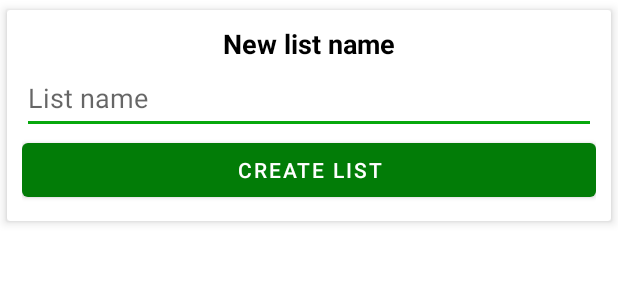
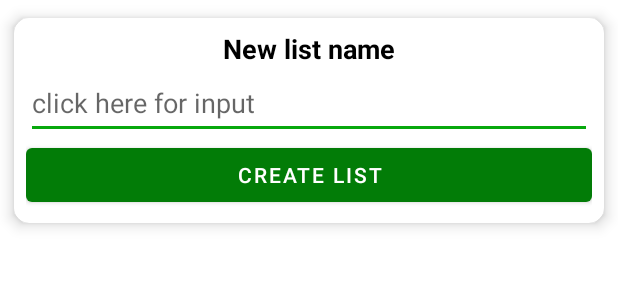
Before and after one commit to MesserA8/TargetShopping, an Android app: the layout new_list_dialog.xml on its own in the app's theme, with its tools: preview values and no code run, on a phone screen of 412 x 824 dp. Shown: the top 300 px of the screen. Run offline under Robolectric (Android 15) with nearby library versions, the phone set to English and light mode, and no system bars.

Commit message:
layouts and strings.xml updates

```diff
--- a/app/src/main/res/layout/delete_dialog.xml
+++ b/app/src/main/res/layout/delete_dialog.xml
@@ -48,7 +48,8 @@
             android:id="@+id/bDelete"
             android:layout_width="wrap_content"
             android:layout_height="wrap_content"
-            android:layout_marginEnd="2dp"
+            android:layout_marginStart="4dp"
+            android:layout_marginEnd="4dp"
             android:elevation="6dp"
             android:layout_weight="1"
             android:text="@string/delete_alert" />
@@ -57,7 +58,8 @@
             android:id="@+id/bCancel"
             android:layout_width="wrap_content"
             android:layout_height="wrap_content"
-            android:layout_marginStart="2dp"
+            android:layout_marginStart="4dp"
+            android:layout_marginEnd="4dp"
             android:elevation="6dp"
             android:layout_weight="1"
             android:text="@string/cancel_button" />
--- a/app/src/main/res/layout/new_list_dialog.xml
+++ b/app/src/main/res/layout/new_list_dialog.xml
@@ -11,14 +11,15 @@
         app:layout_constraintEnd_toEndOf="parent"
         app:layout_constraintStart_toStartOf="parent"
         app:layout_constraintTop_toTopOf="parent"
-        app:cardElevation="4dp"
+        app:cardElevation="6dp"
+        app:cardCornerRadius="10dp"
         app:cardUseCompatPadding="true">
 
         <LinearLayout
             android:layout_width="match_parent"
             android:layout_height="wrap_content"
             android:orientation="vertical"
-            android:padding="10dp">
+            android:padding="8dp">
 
             <TextView
                 android:id="@+id/textView"
@@ -42,6 +43,7 @@
                 android:id="@+id/bCreate"
                 android:layout_width="match_parent"
                 android:layout_height="wrap_content"
+                android:elevation="6dp"
                 android:text="@string/create_list_button" />
         </LinearLayout>
     </androidx.cardview.widget.CardView>
--- a/app/src/main/res/values/strings.xml
+++ b/app/src/main/res/values/strings.xml
@@ -11,7 +11,7 @@
     <string name="title_hint">Title</string>
     <string name="description_hint">Description</string>
     <string name="new_list">New list name</string>
-    <string name="list_name">List name</string>
+    <string name="list_name">click here for input</string>
     <string name="create_list_button">Create list</string>
     <string name="delete_item">Are you sure?</string>
     <string name="delete_alert">Delete</string>
@@ -23,7 +23,7 @@
     <string name="new_menu_item">New item</string>
     <string name="save_item">Save item</string>
     <string name="hint_new_item">click here for input</string>
-    <string name="empty">Empty</string>
+    <string name="empty">Click [+] for add new item </string>
     <string name="update_list_item">Update item</string>
     <string name="update_item_button">Apply</string>
     <string name="general">General</string>
```
